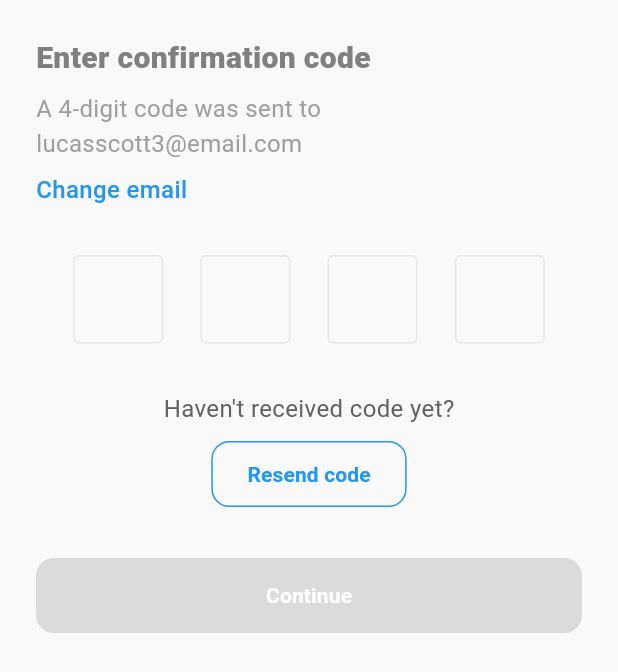
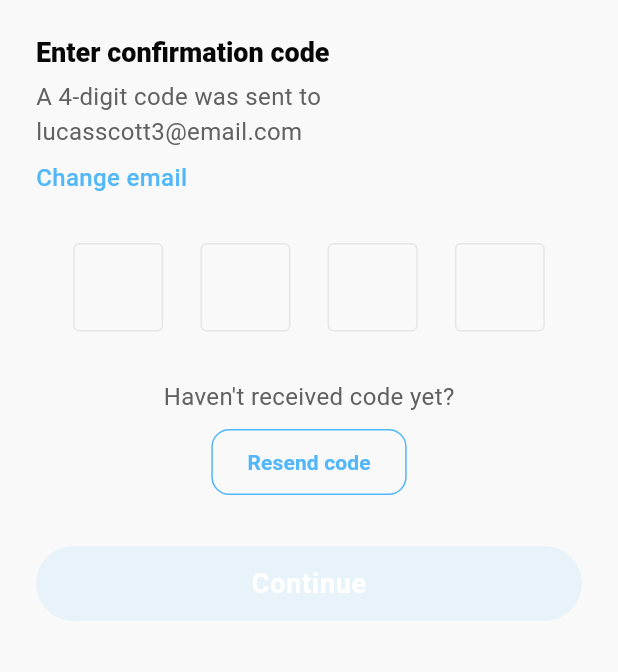
Before and after one commit to majharul-islam181/WorkBee, a Flutter app: the ConfirmationCodePage screen opened directly, on a phone screen of 412 x 824 dp. Shown: the top 672 px of the screen. Run offline on Flutter 3.47's test engine with Material 3 defaults, Android fonts, the phone set to English and light mode, and no system bars.

Commit message:
confrim otp screen added.

```diff
--- a/lib/core/theme/app_theme.dart
+++ b/lib/core/theme/app_theme.dart
@@ -8,6 +8,7 @@ class AppTheme {
     primaryColor: AppColors.primaryMain,
     scaffoldBackgroundColor: AppColors.surfaceMainBG,
     textTheme: AppTypography.lightTextTheme,
+    disabledColor: AppColors.primaryMain.withOpacity(0.1),
 
     // AppBar
     appBarTheme: AppBarTheme(
@@ -45,6 +46,7 @@ class AppTheme {
     primaryColor: AppColors.primaryMain,
     scaffoldBackgroundColor: AppColors.text1,
     textTheme: AppTypography.darkTextTheme,
+    disabledColor: Colors.red,
 
     // AppBar
     appBarTheme: AppBarTheme(
--- a/lib/main.dart
+++ b/lib/main.dart
@@ -1,5 +1,6 @@
 import 'package:flutter/material.dart';
 import 'package:work_bee/core/theme/app_theme.dart';
+import 'package:work_bee/views/ConfirmOTp/confirm_otp.dart';
 // import 'package:work_bee/home.dart';
 import 'package:work_bee/views/login/login_page.dart';
 import 'package:work_bee/views/sign_page/signup_page.dart';
@@ -21,7 +22,8 @@
       themeMode: ThemeMode.system,
       // home: const HomePage(),
       // home: const LoginPage(),
-      home: const SignUpPage(),
+      // home: const SignUpPage(),
+      home: const ConfirmationCodePage(),
     );
   }
 }
--- a/lib/views/ConfirmOTp/confirm_otp.dart
+++ b/lib/views/ConfirmOTp/confirm_otp.dart
@@ -8,7 +8,8 @@ class ConfirmationCodePage extends StatefulWidget {
 }
 
 class _ConfirmationCodePageState extends State<ConfirmationCodePage> {
-  final List<TextEditingController> _controllers = List.generate(4, (_) => TextEditingController());
+  final List<TextEditingController> _controllers =
+      List.generate(4, (_) => TextEditingController());
   final List<FocusNode> _focusNodes = List.generate(4, (_) => FocusNode());
   bool _isAllFilled = false;
 
@@ -21,7 +22,8 @@ class _ConfirmationCodePageState extends State<ConfirmationCodePage> {
   }
 
   void _checkFilled() {
-    bool filled = _controllers.every((controller) => controller.text.isNotEmpty);
+    bool filled =
+        _controllers.every((controller) => controller.text.isNotEmpty);
     setState(() {
       _isAllFilled = filled;
     });
@@ -55,32 +57,34 @@ class _ConfirmationCodePageState extends State<ConfirmationCodePage> {
   @override
   Widget build(BuildContext context) {
     return Scaffold(
+      backgroundColor: Theme.of(context).scaffoldBackgroundColor,
       body: SafeArea(
         child: Padding(
           padding: const EdgeInsets.symmetric(horizontal: 24, vertical: 24),
           child: Column(
             crossAxisAlignment: CrossAxisAlignment.start,
             children: [
-              const Text(
+              Text(
                 "Enter confirmation code",
-                style: TextStyle(
-                  fontSize: 20,
-                  fontWeight: FontWeight.w800,
-                ),
+                style: Theme.of(context).textTheme.displayMedium,
               ),
               const SizedBox(height: 8),
-              const Text(
+              Text(
                 "A 4-digit code was sent to lucasscott3@email.com",
-                style: TextStyle(color: Colors.grey),
+                style: Theme.of(context).textTheme.bodyMedium?.copyWith(
+                      color: Colors.grey.shade700,
+                    ),
               ),
               const SizedBox(height: 8),
               GestureDetector(
                 onTap: () {
                   // Change email action
                 },
-                child: const Text(
+                child: Text(
                   "Change email",
-                  style: TextStyle(color: Colors.blue, fontWeight: FontWeight.w500),
+                  style: TextStyle(
+                      color: Theme.of(context).primaryColor,
+                      fontWeight: FontWeight.w500),
                 ),
               ),
               const SizedBox(height: 32),
@@ -119,7 +123,9 @@ class _ConfirmationCodePageState extends State<ConfirmationCodePage> {
               Center(
                 child: Text(
                   "Haven't received code yet?",
-                  style: TextStyle(color: Colors.grey.shade700),
+                  style: Theme.of(context).textTheme.bodyMedium?.copyWith(
+                        color: Colors.grey.shade700,
+                      ),
                 ),
               ),
               const SizedBox(height: 8),
@@ -129,15 +135,16 @@ class _ConfirmationCodePageState extends State<ConfirmationCodePage> {
                     // Resend code action
                   },
                   style: OutlinedButton.styleFrom(
-                    side: const BorderSide(color: Colors.blue),
+                    side: BorderSide(color: Theme.of(context).primaryColor),
                     shape: RoundedRectangleBorder(
                       borderRadius: BorderRadius.circular(12),
                     ),
-                    padding: const EdgeInsets.symmetric(horizontal: 24, vertical: 12),
+                    padding: const EdgeInsets.symmetric(
+                        horizontal: 24, vertical: 12),
                   ),
-                  child: const Text(
+                  child: Text(
                     "Resend code",
-                    style: TextStyle(color: Colors.blue),
+                    style: TextStyle(color: Theme.of(context).primaryColor),
                   ),
                 ),
               ),
@@ -149,22 +156,23 @@ class _ConfirmationCodePageState extends State<ConfirmationCodePage> {
                 width: double.infinity,
                 height: 50,
                 child: ElevatedButton(
-                  onPressed: _isAllFilled
-                      ? () {
-                          // Submit action
-                          print("OTP submitted: ${_controllers.map((e) => e.text).join()}");
-                        }
-                      : null,
-                  style: ElevatedButton.styleFrom(
-                    backgroundColor: _isAllFilled ? Colors.blue : Colors.blue.shade100,
-                    elevation: 0,
-                    shape: RoundedRectangleBorder(
-                      borderRadius: BorderRadius.circular(12),
-                    ),
+                  onPressed: _isAllFilled ? () {} : null,
+                  style: ButtonStyle(
+                    backgroundColor:
+                        WidgetStateProperty.resolveWith<Color>((states) {
+                      if (states.contains(WidgetState.disabled)) {
+                        return Theme.of(context)
+                            .disabledColor; // This will now work!
+                      }
+                      return Theme.of(context).primaryColor;
+                    }),
                   ),
-                  child: const Text(
+                  child: Text(
                     "Continue",
-                    style: TextStyle(color: Colors.white),
+                    style: Theme.of(context).textTheme.bodyLarge?.copyWith(
+                          color: Colors.white,
+                          fontWeight: FontWeight.w600,
+                        ),
                   ),
                 ),
               ),
--- a/pubspec.yaml
+++ b/pubspec.yaml
@@ -35,6 +35,7 @@ dependencies:
   # Use with the CupertinoIcons class for iOS style icons.
   cupertino_icons: ^1.0.8
   flutter_svg:
+  google_fonts: ^6.2.1
 
 dev_dependencies:
   flutter_test:
```
Also changed, not shown: pubspec.lock, 10 other files.
